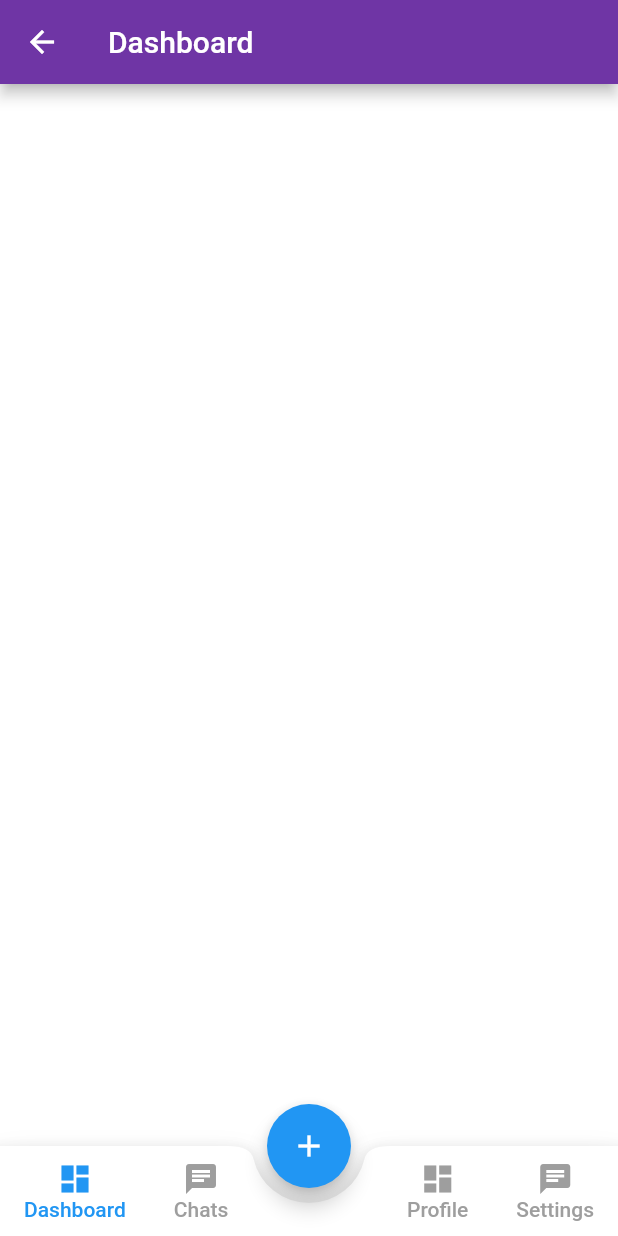
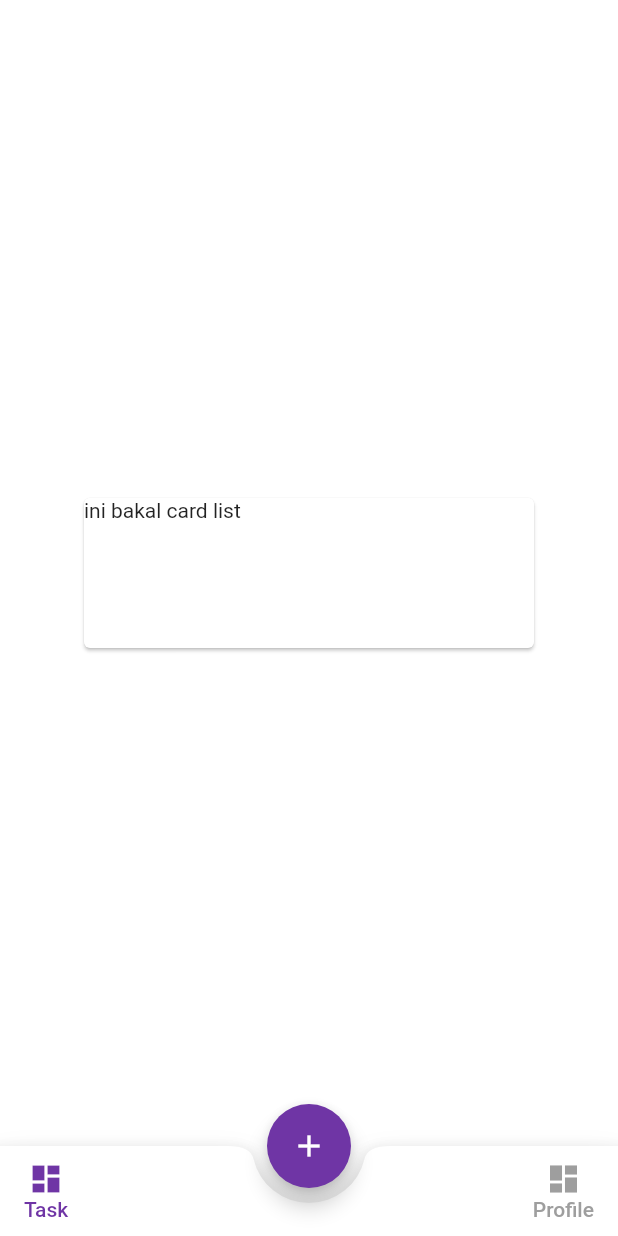
Before and after one commit to dzuhriandika/Task-Management-Apps, a Flutter app: the Home screen opened directly, on a phone screen of 412 x 824 dp. Run offline on Flutter 3.47's test engine with Material 2 defaults, Android fonts, the phone set to English and light mode, and no system bars; our stand-ins replace flutter_svg.

```diff
--- a/lib/Screens/Login/components/body.dart
+++ b/lib/Screens/Login/components/body.dart
@@ -1,7 +1,8 @@
 import 'package:flutter/material.dart';
 import 'package:flutter_auth/Screens/Login/components/background.dart';
 import 'package:flutter_auth/Screens/Signup/signup_screen.dart';
-import 'package:flutter_auth/Screens/Home/Home_screen.dart';
+import 'package:flutter_auth/Screens/home.dart';
+//import 'package:flutter_auth/Screens/Home/Home_screen.dart';
 import 'package:flutter_auth/components/already_have_an_account_acheck.dart';
 import 'package:flutter_auth/components/rounded_button.dart';
 import 'package:flutter_auth/components/rounded_input_field.dart';
@@ -41,7 +42,7 @@ class Body extends StatelessWidget {
                   context,
                   MaterialPageRoute(
                     builder: (context) {
-                      return HomeScreen();
+                      return Home();
                     },
                   ),
                 );
--- a/lib/Screens/dashboard.dart
+++ /dev/null
@@ -1,17 +0,0 @@
-import 'package:flutter/material.dart';
-
-class Dashboard extends StatefulWidget {
-  @override
-  _DashboardState createState() => _DashboardState();
-}
-
-class _DashboardState extends State<Dashboard> {
-  @override
-  Widget build(BuildContext context) {
-    return Scaffold(
-      appBar: AppBar(
-        title: Text('Dashboard'),
-      ),
-    );
-  }
-}
--- a/lib/Screens/home.dart
+++ b/lib/Screens/home.dart
@@ -1,9 +1,7 @@
-import 'package:bottom_tab_app/pages/profile.dart';
-import 'package:bottom_tab_app/pages/settings.dart';
+import 'package:flutter_auth/Screens/profile.dart';
 import 'package:flutter/material.dart';
-
-import 'chat.dart';
-import 'dashboard.dart';
+import 'package:flutter_auth/constants.dart';
+import 'Task.dart';
 
 class Home extends StatefulWidget {
   @override
@@ -15,13 +13,11 @@ class _HomeState extends State<Home> {
 
   int currentTab = 0; // to keep track of active tab index
   final List<Widget> screens = [
-    Dashboard(),
-    Chat(),
+    Task(),
     Profile(),
-    Settings(),
   ]; // to store nested tabs
   final PageStorageBucket bucket = PageStorageBucket();
-  Widget currentScreen = Dashboard(); // Our first view in viewport
+  Widget currentScreen = Task(); // Our first view in viewport
 
   @override
   Widget build(BuildContext context) {
@@ -33,6 +29,7 @@ class _HomeState extends State<Home> {
       floatingActionButton: FloatingActionButton(
         child: Icon(Icons.add),
         onPressed: () {},
+        backgroundColor : kPrimaryColor
       ),
       floatingActionButtonLocation: FloatingActionButtonLocation.centerDocked,
       bottomNavigationBar: BottomAppBar(
@@ -51,7 +48,7 @@ class _HomeState extends State<Home> {
                     onPressed: () {
                       setState(() {
                         currentScreen =
-                            Dashboard(); // if user taps on this dashboard tab will be active
+                            Task(); // if user taps on this dashboard tab will be active
                         currentTab = 0;
                       });
                     },
@@ -60,42 +57,17 @@ class _HomeState extends State<Home> {
                       children: <Widget>[
                         Icon(
                           Icons.dashboard,
-                          color: currentTab == 0 ? Colors.blue : Colors.grey,
+                          color: currentTab == 0 ? kPrimaryColor : Colors.grey,
                         ),
                         Text(
-                          'Dashboard',
+                          'Task',
                           style: TextStyle(
-                            color: currentTab == 0 ? Colors.blue : Colors.grey,
+                            color: currentTab == 0 ? kPrimaryColor : Colors.grey,
                           ),
                         ),
                       ],
                     ),
                   ),
-                  MaterialButton(
-                    minWidth: 40,
-                    onPressed: () {
-                      setState(() {
-                        currentScreen =
-                            Chat(); // if user taps on this dashboard tab will be active
-                        currentTab = 1;
-                      });
-                    },
-                    child: Column(
-                      mainAxisAlignment: MainAxisAlignment.center,
-                      children: <Widget>[
-                        Icon(
-                          Icons.chat,
-                          color: currentTab == 1 ? Colors.blue : Colors.grey,
-                        ),
-                        Text(
-                          'Chats',
-                          style: TextStyle(
-                            color: currentTab == 1 ? Colors.blue : Colors.grey,
-                          ),
-                        ),
-                      ],
-                    ),
-                  )
                 ],
               ),
 
@@ -118,42 +90,17 @@ class _HomeState extends State<Home> {
                       children: <Widget>[
                         Icon(
                           Icons.dashboard,
-                          color: currentTab == 2 ? Colors.blue : Colors.grey,
+                          color: currentTab == 2 ? kPrimaryColor : Colors.grey,
                         ),
                         Text(
                           'Profile',
                           style: TextStyle(
-                            color: currentTab == 2 ? Colors.blue : Colors.grey,
+                            color: currentTab == 2 ? kPrimaryColor : Colors.grey,
                           ),
                         ),
                       ],
                     ),
                   ),
-                  MaterialButton(
-                    minWidth: 40,
-                    onPressed: () {
-                      setState(() {
-                        currentScreen =
-                            Settings(); // if user taps on this dashboard tab will be active
-                        currentTab = 3;
-                      });
-                    },
-                    child: Column(
-                      mainAxisAlignment: MainAxisAlignment.center,
-                      children: <Widget>[
-                        Icon(
-                          Icons.chat,
-                          color: currentTab == 3 ? Colors.blue : Colors.grey,
-                        ),
-                        Text(
-                          'Settings',
-                          style: TextStyle(
-                            color: currentTab == 3 ? Colors.blue : Colors.grey,
-                          ),
-                        ),
-                      ],
-                    ),
-                  )
                 ],
               )
 
--- a/lib/Screens/settings.dart
+++ /dev/null
@@ -1,17 +0,0 @@
-import 'package:flutter/material.dart';
-
-class Settings extends StatefulWidget {
-  @override
-  _SettingsState createState() => _SettingsState();
-}
-
-class _SettingsState extends State<Settings> {
-  @override
-  Widget build(BuildContext context) {
-     return Scaffold(
-      appBar: AppBar(
-        title: Text('Settings'),
-      ),
-    );
-  }
-}
--- /dev/null
+++ b/lib/Screens/task.dart
@@ -0,0 +1,27 @@
+import 'package:flutter/material.dart';
+
+class Task extends StatefulWidget {
+  @override
+  _TaskState createState() => _TaskState();
+}
+
+class _TaskState extends State<Task> {
+  @override
+  Widget build(BuildContext context) {
+  return Center(
+    child: Card(
+      child: InkWell(
+        splashColor: Colors.blue.withAlpha(30),
+        onTap: () {
+          print('Card tapped.');
+        },
+        child: const SizedBox(
+          width: 300,
+          height: 100,
+          child: Text('ini bakal card list'),
+        ),
+      ),
+    ),
+  );
+}
+}
```
Also changed, not shown: lib/Screens/Home/components/background.dart (deleted, +0 -40 lines), lib/Screens/Home/components/body.dart (deleted, +0 -62 lines), lib/Screens/chat.dart (deleted, +0 -17 lines).
